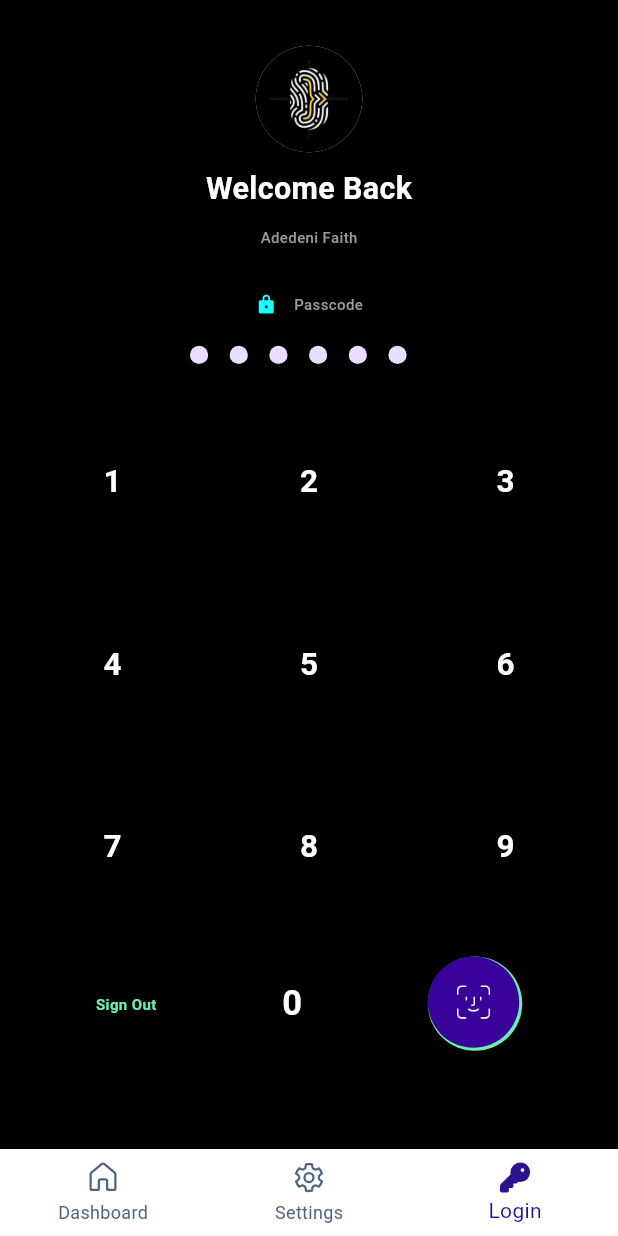
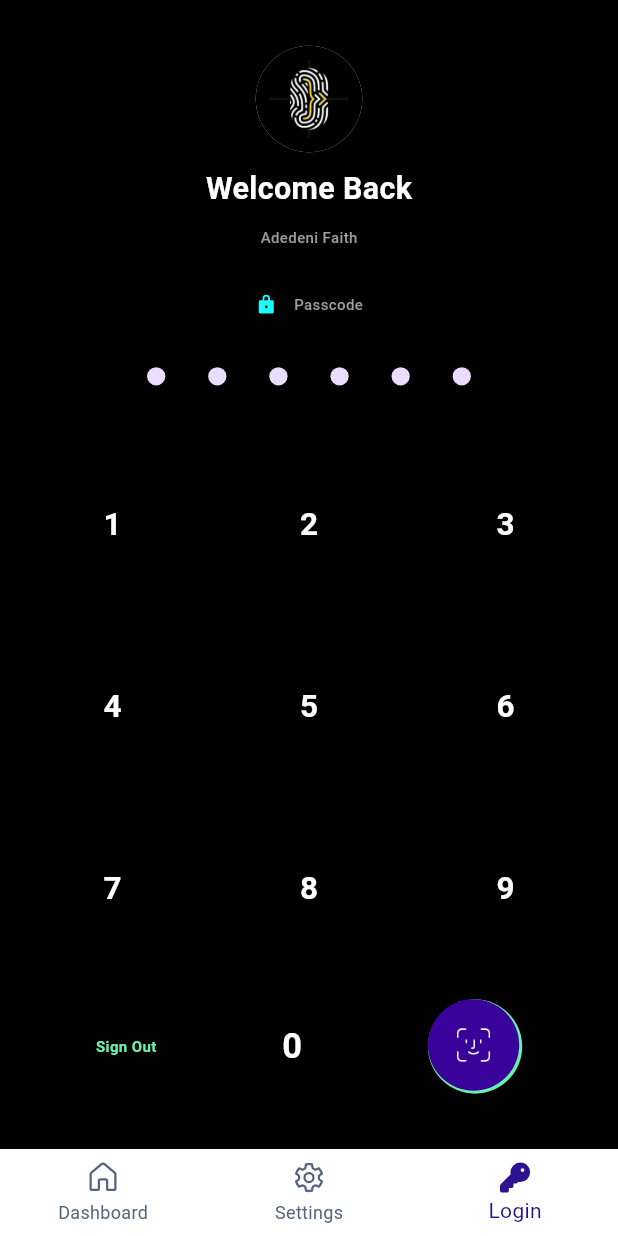
Before and after one commit to adedeni/dynamic-screens, a Flutter app: the screen it shows after launch, item 3 of the bottom bar chosen, on a phone screen of 412 x 824 dp. Run offline on Flutter 3.47's test engine with Material 3 defaults, Android fonts, the phone set to English and light mode, and no system bars; our stand-ins replace fluentui_icons, gap.

```diff
--- a/lib/screens/login.dart
+++ b/lib/screens/login.dart
@@ -53,11 +53,8 @@ class Login extends StatelessWidget {
               mainAxisAlignment: MainAxisAlignment.center,
               children: List.generate(6, (index) {
                 return Padding(
-                  padding: EdgeInsets.only(
-                    right:
-                        index < 6
-                            ? AppLayout.getWidth(context, 13)
-                            : 0, //it ensure after the 5th index is generated it give zero padding to the 6th index
+                  padding: EdgeInsets.all(
+                     AppLayout.getWidth(context, 13), //it ensure after the 5th index is generated it give zero padding to the 6th index
                   ),
                   child: InkWell(
                     onTap: () {
```
